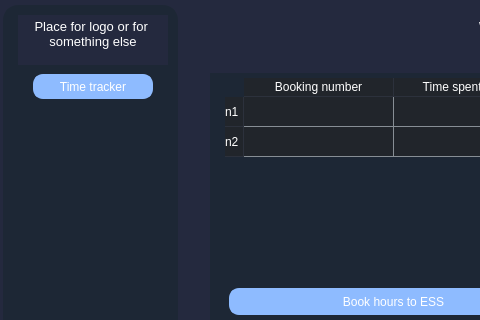
This is gui/MainWindow.ui in gyulii/EffiSync as Qt 5 draws it before an edit; both pictures show x 0 to 480 and y 0 to 320 of the 930 by 608 pixel window. The edited form follows.
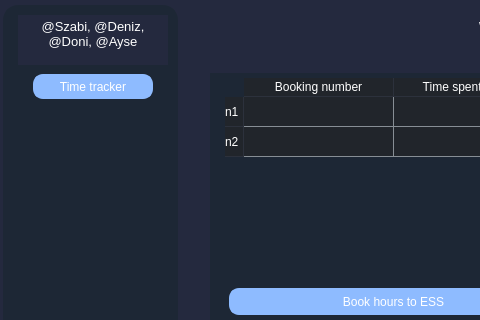
This is the edited form. Icons and pictures are not drawn.

Diff of the .ui file:
```diff
--- a/gui/MainWindow.ui
+++ b/gui/MainWindow.ui
@@ -255,8 +255,7 @@
 li.unchecked::marker { content: &quot;\2610&quot;; }
 li.checked::marker { content: &quot;\2612&quot;; }
 &lt;/style&gt;&lt;/head&gt;&lt;body style=&quot; font-family:'Segoe UI'; font-size:10pt; font-weight:400; font-style:normal;&quot;&gt;
-&lt;p align=&quot;center&quot; style=&quot; margin-top:0px; margin-bottom:0px; margin-left:0px; margin-right:0px; -qt-block-indent:0; text-indent:0px;&quot;&gt;Place for logo or for &lt;/p&gt;
-&lt;p align=&quot;center&quot; style=&quot; margin-top:0px; margin-bottom:0px; margin-left:0px; margin-right:0px; -qt-block-indent:0; text-indent:0px;&quot;&gt;something else&lt;/p&gt;&lt;/body&gt;&lt;/html&gt;</string>
+&lt;p align=&quot;center&quot; style=&quot; margin-top:0px; margin-bottom:0px; margin-left:0px; margin-right:0px; -qt-block-indent:0; text-indent:0px;&quot;&gt;@Szabi, @Deniz, @Doni, @Ayse&lt;/p&gt;&lt;/body&gt;&lt;/html&gt;</string>
                </property>
               </widget>
              </item>
```
